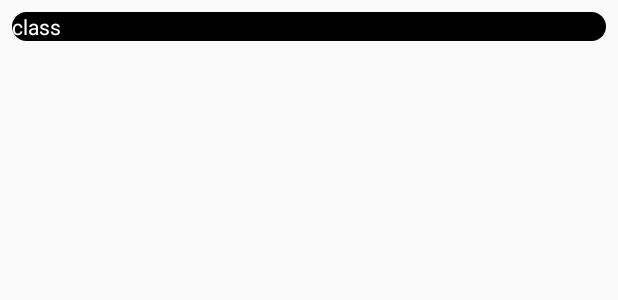
After one commit to CyberEssence/HearthstoneApp, an Android app: the layout custom_item_spinner.xml on its own in the app's theme, with its tools: preview values and no code run, on a phone screen of 412 x 824 dp. The commit adds this screen. Shown: the top 300 px of the screen. Run offline under Robolectric (Android 15) with nearby library versions, the phone set to English and light mode, and no system bars; network calls fail.

Commit message:
#4 Added recyclerview, which get data from api of Hearthstone

```diff
--- a/app/build.gradle
+++ b/app/build.gradle
@@ -36,4 +36,6 @@ dependencies {
     androidTestImplementation 'androidx.test.espresso:espresso-core:3.3.0'
     implementation 'com.squareup.okhttp3:okhttp:4.8.1'
     implementation 'com.google.code.gson:gson:2.8.0'
+    implementation 'androidx.recyclerview:recyclerview:1.1.0'
+    implementation 'androidx.cardview:cardview:1.0.0'
 }
--- /dev/null
+++ b/app/src/main/java/com/example/hearthstoneapp/CardClassActivity.kt
@@ -0,0 +1,4 @@
+package com.example.hearthstoneapp
+
+class CardClassActivity {
+}
--- /dev/null
+++ b/app/src/main/res/drawable/rec_view_shape.xml
@@ -0,0 +1,9 @@
+<?xml version="1.0" encoding="utf-8"?>
+<shape xmlns:android="http://schemas.android.com/apk/res/android"
+    android:shape="rectangle">
+    <solid
+        android:color="#000000"/>
+
+    <corners
+        android:radius="20dp" />
+</shape>
--- /dev/null
+++ b/app/src/main/res/layout/custom_item_spinner.xml
@@ -0,0 +1,27 @@
+<?xml version="1.0" encoding="utf-8"?>
+<LinearLayout xmlns:android="http://schemas.android.com/apk/res/android"
+    xmlns:app="http://schemas.android.com/apk/res-auto"
+    xmlns:tools="http://schemas.android.com/tools"
+    android:id="@+id/main_content_container"
+    android:layout_width="match_parent"
+    android:layout_height="wrap_content"
+    android:layout_margin="8dp"
+    app:cardCornerRadius="8dp"
+    android:background="@drawable/rec_view_shape"
+    >
+
+    <LinearLayout
+        android:orientation="vertical"
+        android:layout_width="match_parent"
+        android:layout_height="wrap_content"
+        >
+
+        <TextView
+            android:id="@+id/class_text"
+            android:layout_width="wrap_content"
+            android:layout_height="wrap_content"
+            android:text="class"
+            android:textColor="@android:color/white" />
+
+    </LinearLayout>
+</LinearLayout>
```
Also changed, not shown: app/src/main/java/com/example/hearthstoneapp/MainActivity.kt (+28 -19 lines), app/src/main/java/com/example/hearthstoneapp/adapters/MainAdapter.kt (added, +29 -0 lines), app/src/main/java/com/example/hearthstoneapp/adapters/SpinnerClassesAdapter.kt (added, +50 -0 lines), app/src/main/java/com/example/hearthstoneapp/model/info/Info.kt (+12 -11 lines), app/src/main/java/com/example/hearthstoneapp/network/NetworkManager.kt (added, +44 -0 lines), app/src/main/res/layout/activity_main.xml (+14 -8 lines), app/src/main/res/layout/classes_list.xml (added, +19 -0 lines).
